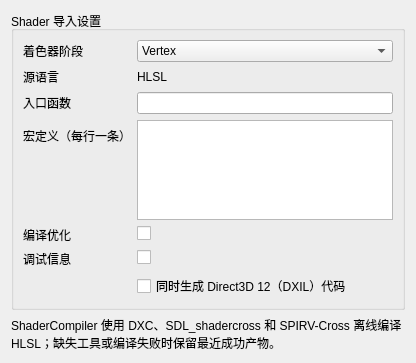
The window that GameSprout/View/AssetImportUI/ShaderInspector.ui (Heroinaddicts/G-Foundation) describes before a commit, drawn with Qt 5.
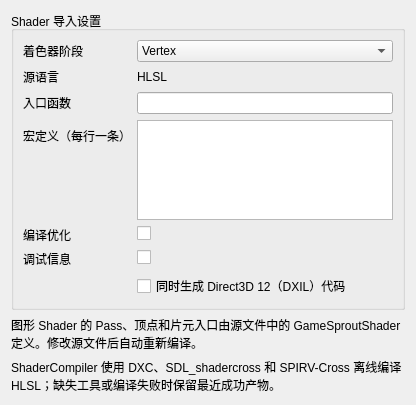
The same window after the commit.

Commit message: 贯通 Shader 材质作者流程与原生网格资源管线

```diff
--- a/GameSprout/View/AssetImportUI/ShaderInspector.ui
+++ b/GameSprout/View/AssetImportUI/ShaderInspector.ui
@@ -176,6 +176,12 @@
           </layout>
         </widget>
       </item>
+      <item>
+        <widget class="QLabel" name="passDefinitionLabel">
+          <property name="text"><string>图形 Shader 的 Pass、顶点和片元入口由源文件中的 GameSproutShader 定义。修改源文件后自动重新编译。</string></property>
+          <property name="wordWrap"><bool>true</bool></property>
+        </widget>
+      </item>
       <item>
         <widget class="QLabel" name="capabilityLabel">
           <property name="text">
```
The commit also changes 56 other files.
